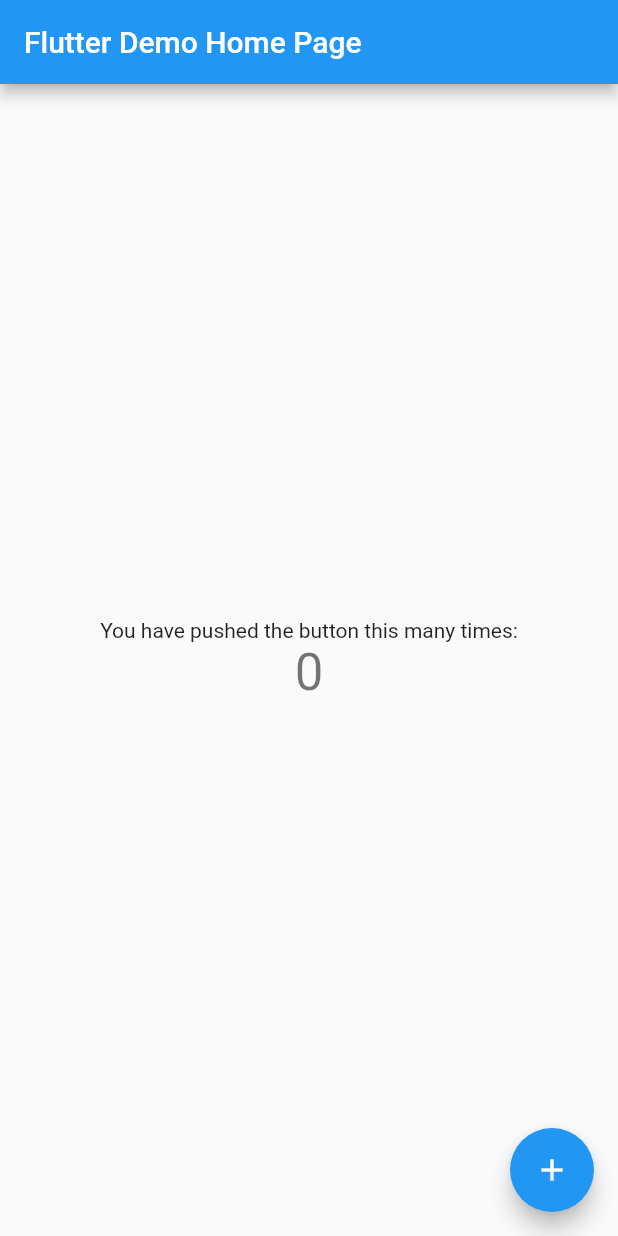
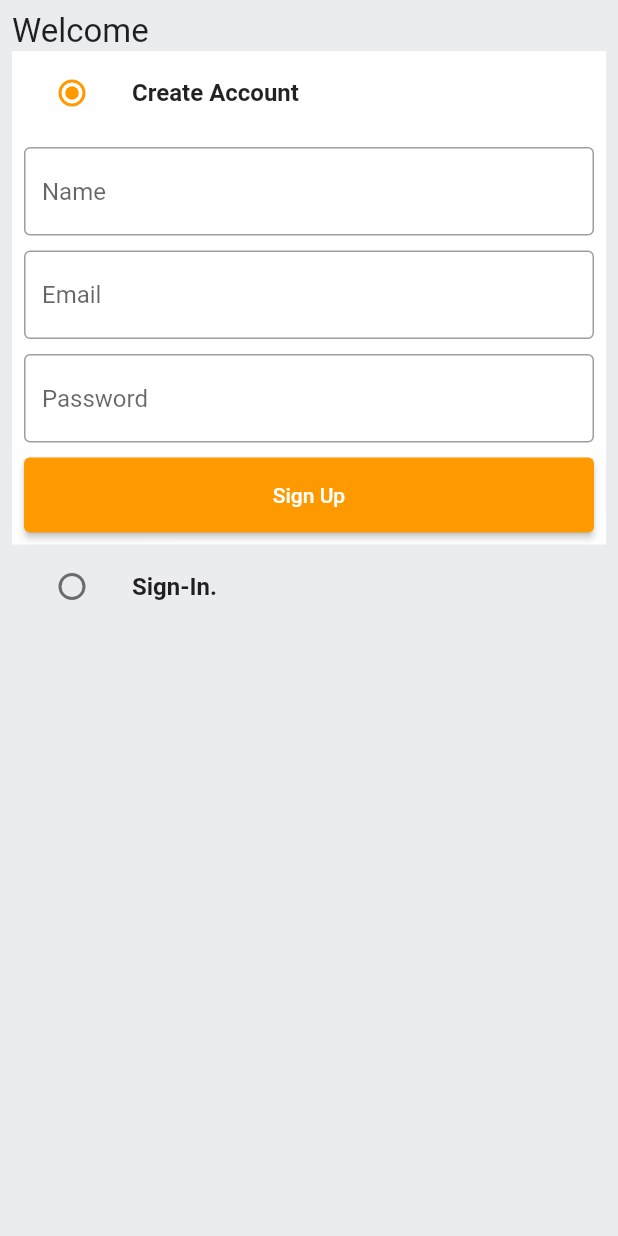
Before and after one commit to imobasshir/amazon_clone, a Flutter app: the screen it shows after launch, on a phone screen of 412 x 824 dp. Run offline on Flutter 3.47's test engine with Material 2 defaults, Android fonts, the phone set to English and light mode, and no system bars.

Commit message:
auth screen ui

```diff
--- /dev/null
+++ b/lib/common/widgets/custom_button.dart
@@ -0,0 +1,30 @@
+import 'package:flutter/material.dart';
+
+class CustomButton extends StatelessWidget {
+  final String text;
+  final VoidCallback onTap;
+  final Color? color;
+  const CustomButton({
+    Key? key,
+    required this.text,
+    required this.onTap,
+    this.color,
+  }) : super(key: key);
+
+  @override
+  Widget build(BuildContext context) {
+    return ElevatedButton(
+      onPressed: onTap,
+      style: ElevatedButton.styleFrom(
+        minimumSize: const Size(double.infinity, 50),
+        primary: color,
+      ),
+      child: Text(
+        text,
+        style: TextStyle(
+          color: color == null ? Colors.white : Colors.black,
+        ),
+      ),
+    );
+  }
+}
--- /dev/null
+++ b/lib/common/widgets/custom_text_field.dart
@@ -0,0 +1,40 @@
+import 'package:flutter/material.dart';
+
+class CustomTextField extends StatelessWidget {
+  final TextEditingController controller;
+  final String hintText;
+  final int maxLines;
+  const CustomTextField({
+    Key? key,
+    required this.controller,
+    required this.hintText,
+    this.maxLines = 1,
+  }) : super(key: key);
+
+  @override
+  Widget build(BuildContext context) {
+    return TextFormField(
+      controller: controller,
+      decoration: InputDecoration(
+        hintText: hintText,
+        border: const OutlineInputBorder(
+          borderSide: BorderSide(
+            color: Colors.black38,
+          ),
+        ),
+        enabledBorder: const OutlineInputBorder(
+          borderSide: BorderSide(
+            color: Colors.black38,
+          ),
+        ),
+      ),
+      validator: (val) {
+        if (val == null || val.isEmpty) {
+          return 'Enter your $hintText';
+        }
+        return null;
+      },
+      maxLines: maxLines,
+    );
+  }
+}
--- /dev/null
+++ b/lib/constants/global_variables.dart
@@ -0,0 +1,18 @@
+import 'package:flutter/material.dart';
+
+class GlobalVariables {
+  // COLORS
+  static const appBarGradient = LinearGradient(
+    colors: [
+      Color.fromARGB(255, 29, 201, 192),
+      Color.fromARGB(255, 125, 221, 216),
+    ],
+    stops: [0.5, 1.0],
+  );
+
+  static const secondaryColor = Color.fromRGBO(255, 153, 0, 1);
+  static const backgroundColor = Colors.white;
+  static const Color greyBackgroundCOlor = Color(0xffebecee);
+  static var selectedNavBarColor = Colors.cyan[800]!;
+  static const unselectedNavBarColor = Colors.black87;
+}
--- /dev/null
+++ b/lib/features/auth/screens/auth_screen.dart
@@ -0,0 +1,167 @@
+import 'package:amazon_clone/common/widgets/custom_button.dart';
+import 'package:amazon_clone/common/widgets/custom_text_field.dart';
+import 'package:amazon_clone/constants/global_variables.dart';
+import 'package:flutter/material.dart';
+
+enum Auth {
+  signin,
+  signup,
+}
+
+class AuthScreen extends StatefulWidget {
+  static const String routeName = '/auth-screen';
+  const AuthScreen({Key? key}) : super(key: key);
+
+  @override
+  State<AuthScreen> createState() => _AuthScreenState();
+}
+
+class _AuthScreenState extends State<AuthScreen> {
+  Auth _auth = Auth.signup; // By Default auth is set to sign up
+  final _signUpFormKey = GlobalKey<FormState>();
+  final _signInFormKey = GlobalKey<FormState>();
+  final TextEditingController _emailController = TextEditingController();
+  final TextEditingController _passwordController = TextEditingController();
+  final TextEditingController _nameController = TextEditingController();
+
+  @override
+  void dispose() {
+    super.dispose();
+    _emailController.dispose();
+    _passwordController.dispose();
+    _nameController.dispose();
+  }
+
+  @override
+  Widget build(BuildContext context) {
+    return Scaffold(
+      backgroundColor: GlobalVariables.greyBackgroundCOlor,
+      body: SafeArea(
+        child: Padding(
+          padding: const EdgeInsets.all(8.0),
+          child: Column(
+            crossAxisAlignment: CrossAxisAlignment.start,
+            children: [
+              const Text(
+                'Welcome',
+                style: TextStyle(
+                  fontSize: 22,
+                ),
+              ),
+              ListTile(
+                tileColor: _auth == Auth.signup
+                    ? GlobalVariables.backgroundColor
+                    : GlobalVariables.greyBackgroundCOlor,
+                leading: Radio(
+                  activeColor: GlobalVariables.secondaryColor,
+                  value: Auth.signup,
+                  groupValue: _auth,
+                  onChanged: (Auth? val) {
+                    setState(() {
+                      _auth = val!;
+                    });
+                  },
+                ),
+                title: const Text(
+                  'Create Account',
+                  style: TextStyle(
+                    fontWeight: FontWeight.bold,
+                  ),
+                ),
+              ),
+              if (_auth == Auth.signup)
+                Container(
+                  padding: const EdgeInsets.all(8),
+                  color: GlobalVariables.backgroundColor,
+                  child: Form(
+                    key: _signUpFormKey,
+                    child: Column(
+                      children: [
+                        CustomTextField(
+                          controller: _nameController,
+                          hintText: 'Name',
+                        ),
+                        const SizedBox(
+                          height: 10,
+                        ),
+                        CustomTextField(
+                          controller: _emailController,
+                          hintText: 'Email',
+                        ),
+                        const SizedBox(
+                          height: 10,
+                        ),
+                        CustomTextField(
+                          controller: _passwordController,
+                          hintText: 'Password',
+                        ),
+                        const SizedBox(
+                          height: 10,
+                        ),
+                        CustomButton(
+                          text: 'Sign Up',
+                          onTap: () {},
+                        ),
+                      ],
+                    ),
+                  ),
+                ),
+              ListTile(
+                tileColor: _auth == Auth.signin
+                    ? GlobalVariables.backgroundColor
+                    : GlobalVariables.greyBackgroundCOlor,
+                leading: Radio(
+                  activeColor: GlobalVariables.secondaryColor,
+                  value: Auth.signin,
+                  groupValue: _auth,
+                  onChanged: (Auth? val) {
+                    setState(() {
+                      _auth = val!;
+                    });
+                  },
+                ),
+                title: const Text(
+                  'Sign-In.',
+                  style: TextStyle(
+                    fontWeight: FontWeight.bold,
+                  ),
+                ),
+              ),
+              if (_auth == Auth.signin)
+                Container(
+                  padding: const EdgeInsets.all(8),
+                  color: GlobalVariables.backgroundColor,
+                  child: Form(
+                    key: _signUpFormKey,
+                    child: Column(
+                      children: [
+
+                        CustomTextField(
+                          controller: _emailController,
+                          hintText: 'Email',
+                        ),
+                        const SizedBox(
+                          height: 10,
+                        ),
+                        CustomTextField(
+                          controller: _passwordController,
+                          hintText: 'Password',
+                        ),
+                        const SizedBox(
+                          height: 10,
+                        ),
+                        CustomButton(
+                          text: 'Sign In',
+                          onTap: () {},
+                        ),
+                      ],
+                    ),
+                  ),
+                ),
+            ],
+          ),
+        ),
+      ),
+    );
+  }
+}
--- a/lib/main.dart
+++ b/lib/main.dart
@@ -1,3 +1,6 @@
+import 'package:amazon_clone/constants/global_variables.dart';
+import 'package:amazon_clone/features/auth/screens/auth_screen.dart';
+import 'package:amazon_clone/router.dart';
 import 'package:flutter/material.dart';
 
 void main() {
@@ -7,109 +10,24 @@ void main() {
 class MyApp extends StatelessWidget {
   const MyApp({Key? key}) : super(key: key);
 
-  // This widget is the root of your application.
   @override
   Widget build(BuildContext context) {
     return MaterialApp(
-      title: 'Flutter Demo',
+      title: 'Amazon Clone',
       theme: ThemeData(
-        // This is the theme of your application.
-        //
-        // Try running your application with "flutter run". You'll see the
-        // application has a blue toolbar. Then, without quitting the app, try
-        // changing the primarySwatch below to Colors.green and then invoke
-        // "hot reload" (press "r" in the console where you ran "flutter run",
-        // or simply save your changes to "hot reload" in a Flutter IDE).
-        // Notice that the counter didn't reset back to zero; the application
-        // is not restarted.
-        primarySwatch: Colors.blue,
+        scaffoldBackgroundColor: GlobalVariables.backgroundColor,
+        colorScheme: const ColorScheme.light(
+          primary: GlobalVariables.secondaryColor,
+        ),
+        appBarTheme: const AppBarTheme(
+          elevation: 0.0,
+          iconTheme: IconThemeData(
+            color: Colors.black,
+          ),
+        ),
       ),
-      home: const MyHomePage(title: 'Flutter Demo Home Page'),
+      onGenerateRoute: (settings) => generateRoute(settings),
+      home: const AuthScreen(),
     );
   }
 }
-
-class MyHomePage extends StatefulWidget {
-  const MyHomePage({Key? key, required this.title}) : super(key: key);
-
-  // This widget is the home page of your application. It is stateful, meaning
-  // that it has a State object (defined below) that contains fields that affect
-  // how it looks.
-
-  // This class is the configuration for the state. It holds the values (in this
-  // case the title) provided by the parent (in this case the App widget) and
-  // used by the build method of the State. Fields in a Widget subclass are
-  // always marked "final".
-
-  final String title;
-
-  @override
-  State<MyHomePage> createState() => _MyHomePageState();
-}
-
-class _MyHomePageState extends State<MyHomePage> {
-  int _counter = 0;
-
-  void _incrementCounter() {
-    setState(() {
-      // This call to setState tells the Flutter framework that something has
-      // changed in this State, which causes it to rerun the build method below
-      // so that the display can reflect the updated values. If we changed
-      // _counter without calling setState(), then the build method would not be
-      // called again, and so nothing would appear to happen.
-      _counter++;
-    });
-  }
-
-  @override
-  Widget build(BuildContext context) {
-    // This method is rerun every time setState is called, for instance as done
-    // by the _incrementCounter method above.
-    //
-    // The Flutter framework has been optimized to make rerunning build methods
-    // fast, so that you can just rebuild anything that needs updating rather
-    // than having to individually change instances of widgets.
-    return Scaffold(
-      appBar: AppBar(
-        // Here we take the value from the MyHomePage object that was created by
-        // the App.build method, and use it to set our appbar title.
-        title: Text(widget.title),
-      ),
-      body: Center(
-        // Center is a layout widget. It takes a single child and positions it
-        // in the middle of the parent.
-        child: Column(
-          // Column is also a layout widget. It takes a list of children and
-          // arranges them vertically. By default, it sizes itself to fit its
-          // children horizontally, and tries to be as tall as its parent.
-          //
-          // Invoke "debug painting" (press "p" in the console, choose the
-          // "Toggle Debug Paint" action from the Flutter Inspector in Android
-          // Studio, or the "Toggle Debug Paint" command in Visual Studio Code)
-          // to see the wireframe for each widget.
-          //
-          // Column has various properties to control how it sizes itself and
-          // how it positions its children. Here we use mainAxisAlignment to
-          // center the children vertically; the main axis here is the vertical
-          // axis because Columns are vertical (the cross axis would be
-          // horizontal).
-          mainAxisAlignment: MainAxisAlignment.center,
-          children: <Widget>[
-            const Text(
-              'You have pushed the button this many times:',
-            ),
-            Text(
-              '$_counter',
-              style: Theme.of(context).textTheme.headline4,
-            ),
-          ],
-        ),
-      ),
-      floatingActionButton: FloatingActionButton(
-        onPressed: _incrementCounter,
-        tooltip: 'Increment',
-        child: const Icon(Icons.add),
-      ), // This trailing comma makes auto-formatting nicer for build methods.
-    );
-  }
-}
--- /dev/null
+++ b/lib/router.dart
@@ -0,0 +1,22 @@
+import 'package:amazon_clone/features/auth/screens/auth_screen.dart';
+import 'package:flutter/material.dart';
+
+Route<dynamic> generateRoute(RouteSettings routeSettings) {
+  switch (routeSettings.name) {
+    case AuthScreen.routeName:
+      return MaterialPageRoute(
+        builder: (_) => const AuthScreen(),
+      );
+
+    default:
+      return MaterialPageRoute(
+        builder: (_) => const Scaffold(
+          body: Center(
+            child: Text(
+              'Page Not Found!',
+            ),
+          ),
+        ),
+      );
+  }
+}
```
